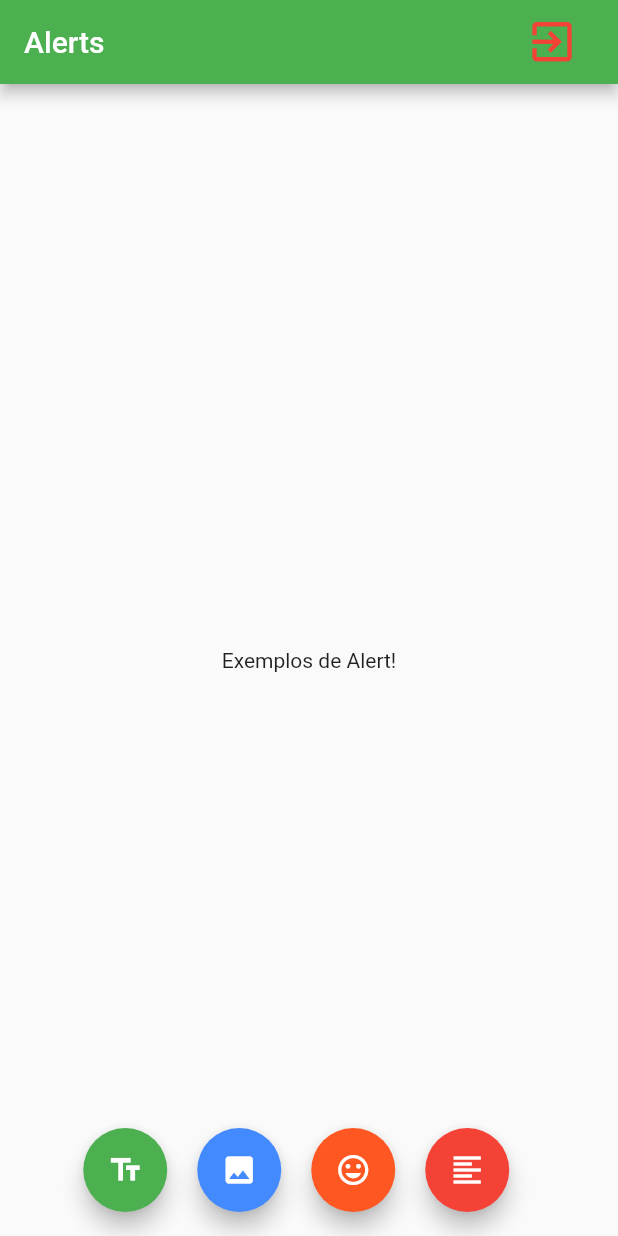
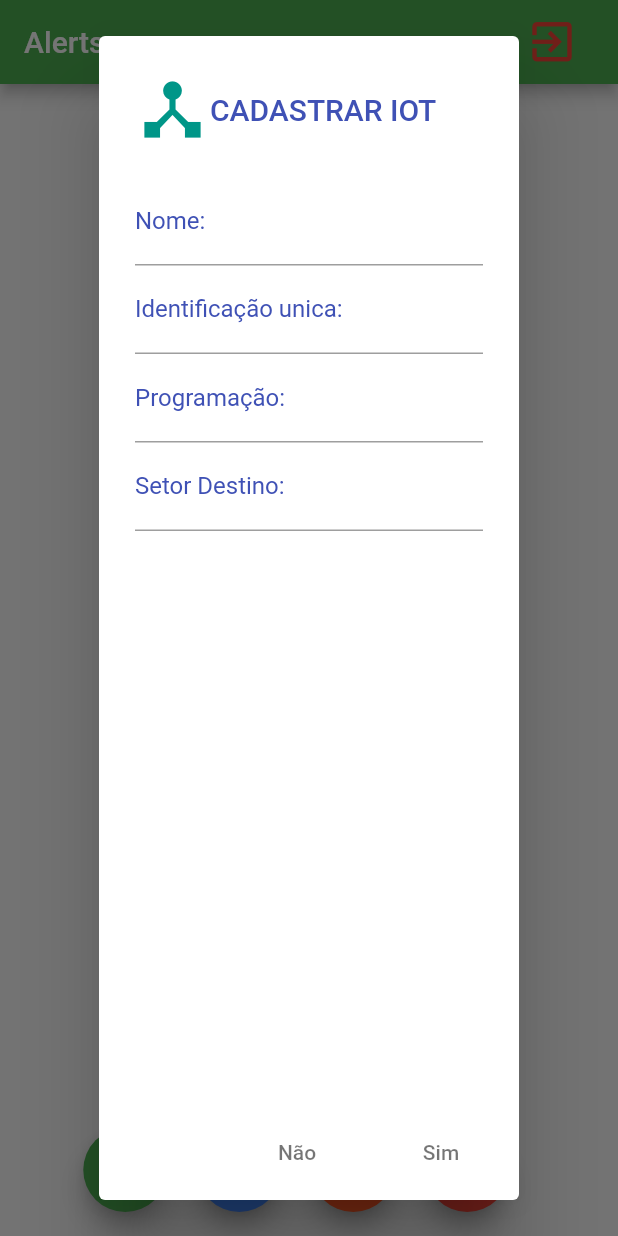
Before and after one commit to johnbuenodev/flutter-alertdialog, a Flutter app: the screen it shows after launch, after a tap on the "format align left" icon, on a phone screen of 412 x 824 dp. Run offline on Flutter 3.47's test engine with Material 2 defaults, Android fonts, the phone set to English and light mode, and no system bars.

Commit message:
add alertText, Alert icon,Alert Form com listview de Texformfield.

```diff
--- a/lib/main.dart
+++ b/lib/main.dart
@@ -21,12 +21,11 @@ class MyApp extends StatelessWidget {
   }
 }
 
-
-
 class HomePage extends StatelessWidget {
-
-  final  _paddingbuttonStart = Padding(padding: EdgeInsets.fromLTRB(15.0, 0, 0, 0),);
-  final  _paddingButton = Padding(padding: EdgeInsets.only(left:20.0));
+  final _paddingbuttonStart = Padding(
+    padding: EdgeInsets.fromLTRB(15.0, 0, 0, 0),
+  );
+  final _paddingButton = Padding(padding: EdgeInsets.only(left: 20.0));
 
   @override
   Widget build(BuildContext context) {
@@ -52,16 +51,40 @@ class HomePage extends StatelessWidget {
         backgroundColor: Colors.green,
       ),
       body: Container(
-          child: Center(
+    child: ListView(
+        children:<Widget>[
+          Center(
           child: Padding(
             padding: EdgeInsets.fromLTRB(10, 5, 10, 5),
             child: Column(
               mainAxisAlignment: MainAxisAlignment.center,
               children: <Widget>[
-                      Text("Exemplos de Alert!")
+                //ListView(
+                  //children: <Widget>[
+                Center(
+                 child: Column(
+                 children:<Widget>[
+
+                    Text("Exemplos de Alert!"),
+                    Padding(padding: EdgeInsets.only(top:20.0)),
+                    Text("Nome IOt:"),
+                    SizedBox(),
+                    Text("Identificação unica:"),
+                    SizedBox(width:30.0,),
+                    Text("Programação:"),
+                    SizedBox(width: 30.0,),
+                    Text("Setor Destino:"),
+                    SizedBox(width: 30.0,),
+                //  ],
+              //  ),
                 ],
                 ),
                 ),
+             ],
+            ),
+          ),
+        ),
+      ],
       ),
       ),
       floatingActionButton:
@@ -71,35 +94,43 @@ class HomePage extends StatelessWidget {
         children: <Widget>[
           _paddingbuttonStart,
           FloatingActionButton(
-              onPressed: (){},
+              onPressed: () {
+                _AlertText(context);
+              },
               backgroundColor: Colors.green,
               tooltip: "Textinfo",
-              child: Icon(Icons.text_fields)
-          ),
+              child: Icon(Icons.text_fields)),
           _paddingButton,
           FloatingActionButton(
-            onPressed: (){},
+            onPressed: () {
+
+
+            },
             backgroundColor: Colors.blueAccent,
             tooltip: "ImageInfo",
             child: Icon(Icons.image),
           ),
           _paddingButton,
           FloatingActionButton(
-            onPressed: (){},
+            onPressed: () {
+              _alertIcon(context);
+            },
             backgroundColor: Colors.deepOrange,
             tooltip: "IconInfo",
             child: Icon(Icons.insert_emoticon),
           ),
           _paddingButton,
           FloatingActionButton(
-              onPressed: (){},
+              onPressed: () {
+                _alertForm(context);
+              },
               backgroundColor: Colors.red,
               tooltip: "FormInfo",
-              child: Icon(Icons.format_align_left)
-          ),
+              child: Icon(Icons.format_align_left)),
         ],
       ),
       );
+    //);
   }
 }
 
@@ -149,16 +180,16 @@ Widget _MenuFooter(BuildContext context) {
 }
 */
 
-Widget _AlertCloseApp(BuildContext context){
+Widget _AlertCloseApp(BuildContext context) {
   showDialog(
     context: context,
-      builder: (BuildContext context){
+    builder: (BuildContext context) {
       return Container(
         child: AlertDialog(
           title: Text("Deseja Sair?"),
           actions: <Widget>[
             FlatButton(
-                onPressed: (){
+              onPressed: () {
                 Navigator.of(context).pop();
               },
               child: Text("Não"),
@@ -173,3 +204,167 @@ Widget _AlertCloseApp(BuildContext context){
     },
   );
 }
+
+Widget _AlertText(BuildContext context) {
+  showDialog(
+    context: context,
+    builder: (BuildContext context) {
+      return Container(
+        child: AlertDialog(
+          title: Text(
+            "Nova Atualização do sistema! versão 2.0.1",
+            style: TextStyle(
+              color: Colors.white,
+            ),
+          ),
+          content: Text(
+            "Deseja atualizar?",
+            style: TextStyle(color: Colors.white),
+          ),
+          actions: <Widget>[
+            FlatButton(
+              child: Text(
+                "Não",
+                style: TextStyle(color: Colors.white),
+              ),
+              onPressed: () {
+                Navigator.of(context).pop();
+              },
+            ),
+            FlatButton(
+              child: Text(
+                "Sim",
+                style: TextStyle(color: Colors.white),
+              ),
+              onPressed: () {
+                Navigator.of(context).pop();
+              },
+            ),
+          ],
+          elevation: 24.0,
+          backgroundColor: Colors.green,
+          //shape: CircleBorder(),
+        ),
+      );
+    },
+  );
+}
+
+Widget _alertIcon(BuildContext context) {
+  showDialog(
+    context: context,
+    builder: (BuildContext context) {
+      return Container(
+        child: AlertDialog(
+          title: Row(
+            children: <Widget>[
+              Icon(
+                Icons.insert_emoticon,
+                size: 50.0,
+                color: Colors.deepOrange,
+              ),
+              Text("Alert com Icon",style: TextStyle(color: Colors.black54),),
+            ],
+          ),
+          actions: <Widget>[
+            FlatButton(
+              onPressed: () {
+                Navigator.of(context).pop();
+              },
+              child: Text(
+                "Fechar",
+                textAlign: TextAlign.right,
+              ),
+            ),
+          ],
+        ),
+      );
+    },
+  );
+}
+
+Widget _alertForm(BuildContext context){
+  showDialog(
+    context: context,
+    builder: (BuildContext context){
+     return Container(
+       child: AlertDialog(
+         title: Row(
+           children: <Widget>[
+             Icon(
+                 Icons.device_hub,
+                 size:50.0,
+                 color: Colors.teal,
+             ),
+             Text(
+               "CADASTRAR IOT",
+               style: TextStyle(
+               color: Colors.indigo,
+             ),
+             ),
+           ],
+         ),
+         content: ListView(
+           children: <Widget>[
+           Form(
+             child: Column(
+              children: <Widget>[
+                TextFormField(
+                  decoration: InputDecoration(
+                    labelText: "Nome:",
+                    labelStyle: TextStyle(color: Colors.indigo),
+                  ),
+                ),
+                TextFormField(
+                  decoration: InputDecoration(
+                    labelText: "Identificação unica:",
+                    labelStyle: TextStyle(color: Colors.indigo),
+                  )
+                ),
+                TextFormField(
+                  decoration: InputDecoration(
+                    labelText: "Programação:",
+                    labelStyle: TextStyle(color: Colors.indigo),
+                  ),
+                ),
+                TextFormField(
+                  decoration: InputDecoration(
+                    labelText:  "Setor Destino:",
+                    labelStyle: TextStyle(
+                      color: Colors.indigo,
+                    ),
+                  ),
+                ),
+              ],
+            ),
+         ),
+         ],
+         ),
+         actions: <Widget>[
+           FlatButton(
+               onPressed: (){
+                 Navigator.of(context).pop();
+               },
+               child: Text(
+                "Não",
+                style: TextStyle(
+                  color: Colors.black54,
+                ),
+               ),
+           ),
+           FlatButton(onPressed: (){
+
+           },
+           child: Text(
+             "Sim",
+             style: TextStyle(
+               color: Colors.black54,
+             ),
+           ),
+           ),
+         ],
+       ),
+     );
+    }
+  );
+}
```
Lines whose indentation alone changed are shown as unchanged.
